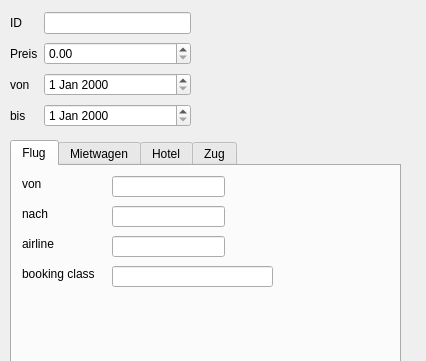
Old version of the form buchungsdetails.ui in the repository pchiu02/pg2Praktikum_Malcherek; both pictures show x 0 to 426 and y 0 to 361 of the 426 by 583 pixel window.
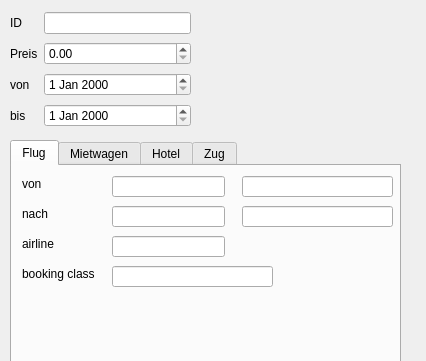
New version of the form. The open tabs and pages were chosen to show the change. Icons and pictures are not drawn.

What changed in the file:
```diff
--- a/buchungsdetails.ui
+++ b/buchungsdetails.ui
@@ -177,6 +177,26 @@
       <string>booking class</string>
      </property>
     </widget>
+    <widget class="QLineEdit" name="toDestCode">
+     <property name="geometry">
+      <rect>
+       <x>230</x>
+       <y>40</y>
+       <width>151</width>
+       <height>21</height>
+      </rect>
+     </property>
+    </widget>
+    <widget class="QLineEdit" name="fromDestCode">
+     <property name="geometry">
+      <rect>
+       <x>230</x>
+       <y>10</y>
+       <width>151</width>
+       <height>21</height>
+      </rect>
+     </property>
+    </widget>
    </widget>
    <widget class="QWidget" name="mietwagenTab">
     <attribute name="icon">
```
Left out of the diff: 2 changed lines with no effect on the pictures.
